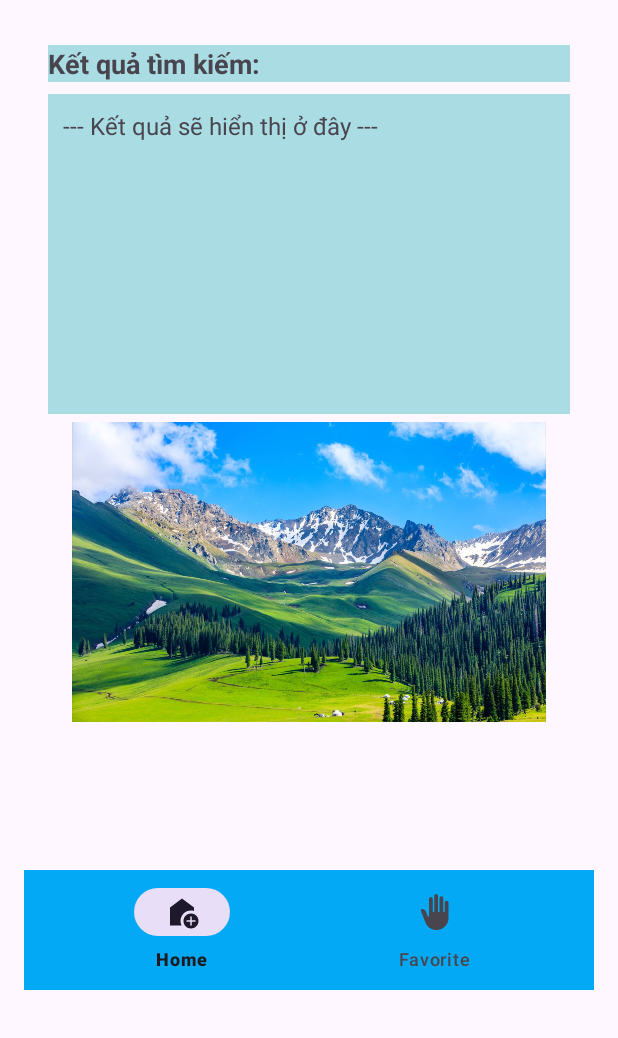
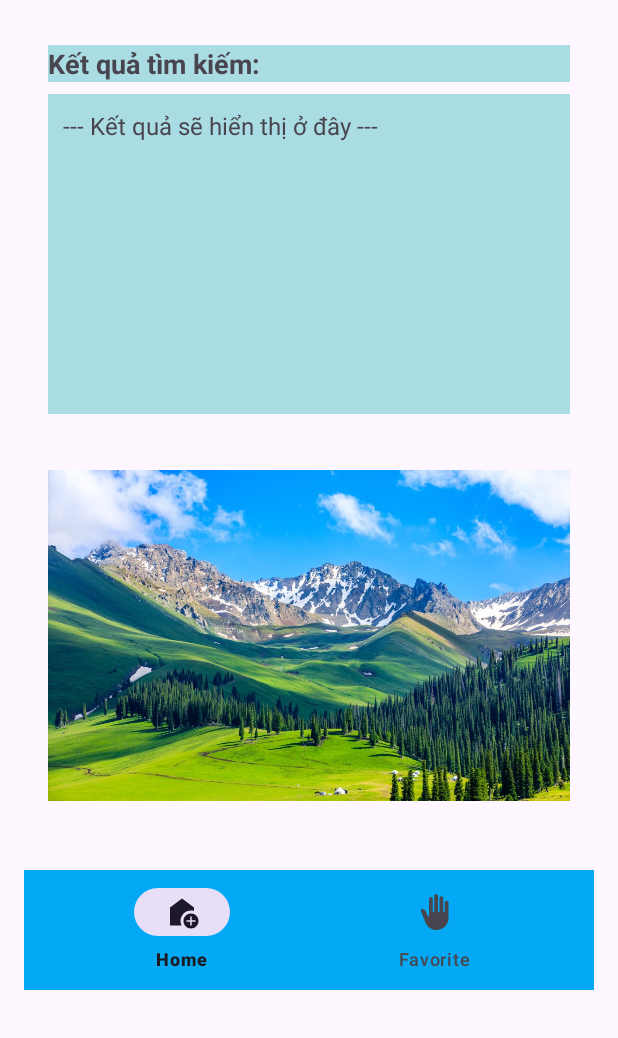
Before and after one commit to sungocanhkien/Android_App, an Android app: the screen it shows after launch (MainActivity), on a phone screen of 412 x 824 dp, the part 198-1236 px from its top. Run offline under Robolectric (Android 15) with nearby library versions, the phone set to English and light mode, and no system bars.

Commit message:
Update fragment_home.xml

```diff
--- a/Vietnamese_English_Dictionary/app/src/main/res/layout/fragment_home.xml
+++ b/Vietnamese_English_Dictionary/app/src/main/res/layout/fragment_home.xml
@@ -121,13 +121,13 @@
 
     <LinearLayout
         android:layout_width="match_parent"
-        android:layout_height="200dp"
+        android:layout_height="match_parent"
         android:layout_marginTop="5dp"
         android:orientation="vertical">
 
         <ImageView
             android:layout_width="match_parent"
-            android:layout_height="wrap_content"
+            android:layout_height="match_parent"
             android:src="@drawable/nen">
 
         </ImageView>
```
